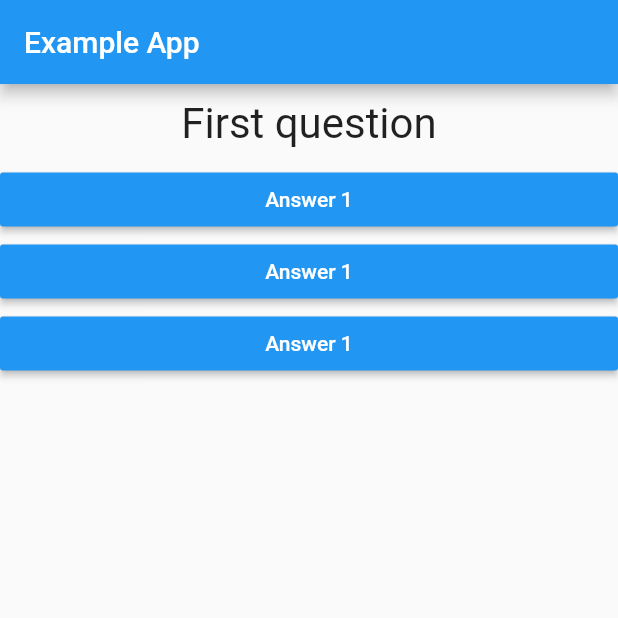
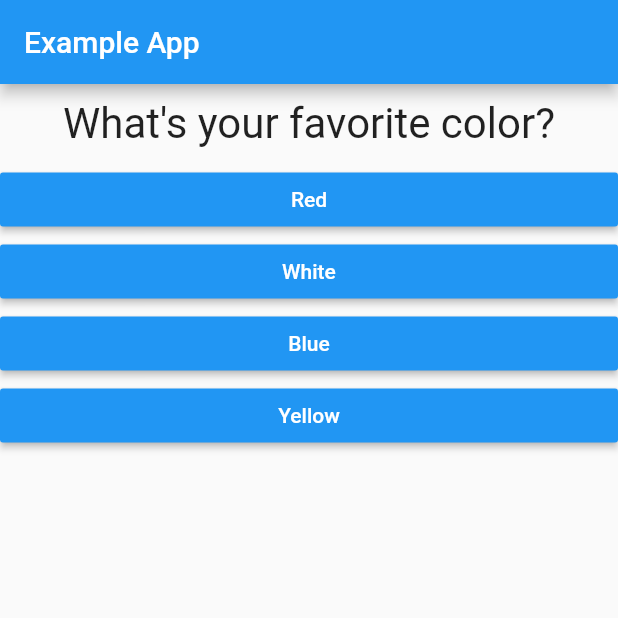
Before and after one commit to longdx304/flutter_complete_guide, a Flutter app: the screen it shows after launch, on a phone screen of 412 x 824 dp, the top half of it. Run offline on Flutter 3.47's test engine with Material 2 defaults, Android fonts, the phone set to English and light mode, and no system bars.

Commit message:
make answer button text dynamic depend on data

```diff
--- a/lib/answer.dart
+++ b/lib/answer.dart
@@ -2,8 +2,9 @@ import 'package:flutter/material.dart';
 
 class Answer extends StatelessWidget {
   final Function selectHandler;
+  final String answerText;
 
-  Answer(this.selectHandler);
+  Answer(this.selectHandler, this.answerText);
 
   @override
   Widget build(BuildContext context) {
@@ -12,7 +13,7 @@ class Answer extends StatelessWidget {
       child: RaisedButton(
         textColor: Colors.white,
         color: Colors.blue,
-        child: Text('Answer 1'),
+        child: Text(answerText),
         onPressed: selectHandler,
       ),
     );
--- a/lib/main.dart
+++ b/lib/main.dart
@@ -4,9 +4,15 @@ import 'package:flutter_complete_guide/question.dart';
 
 void main() => runApp(MyApp());
 
-List<String> questions = [
-  'First question',
-  'Second question',
+var questions = [
+  {
+    'questionText': 'What\'s your favorite color?',
+    'answers': ['Red', 'White', 'Blue', 'Yellow'],
+  },
+  {
+    'questionText': 'What\'s your favorite animal?',
+    'answers': ['Lion', 'Dog', 'Cat'],
+  },
 ];
 
 class MyApp extends StatefulWidget {
@@ -32,10 +38,11 @@ class _MyAppState extends State<MyApp> {
         ),
         body: Column(
           children: [
-            Question(questions[_questionIndex]),
-            Answer(_answerQuestion),
-            Answer(_answerQuestion),
-            Answer(_answerQuestion),
+            Question(questions[_questionIndex]['questionText']),
+            ...(questions[_questionIndex]['answers'] as List<String>)
+                .map((answer) {
+              return Answer(_answerQuestion, answer);
+            }).toList(),
           ],
         ),
       ),
```
